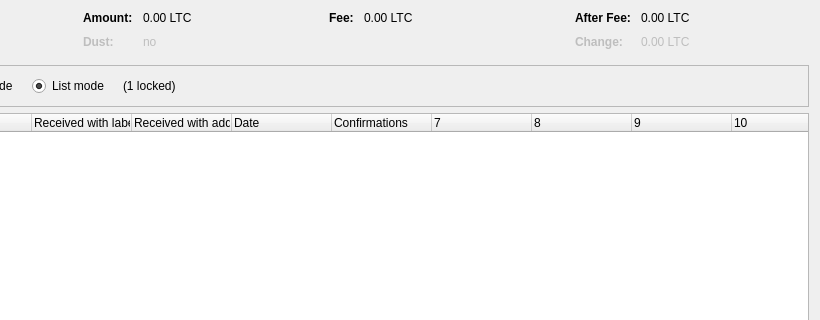
This is src/qt/forms/coincontroldialog.ui in guestroot/SPX as Qt 5 draws it before an edit; both pictures show x 180 to 1000 and y 0 to 320 of the 1000 by 500 pixel window. The edited form follows.
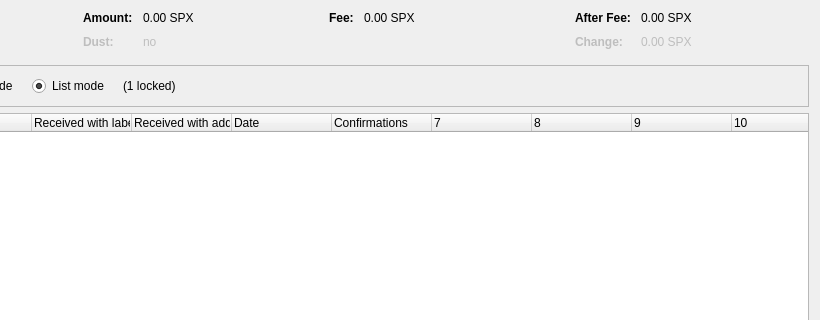
This is the edited form. Custom widgets are drawn as their Qt base class.

Diff of the .ui file:
```diff
--- a/src/qt/forms/coincontroldialog.ui
+++ b/src/qt/forms/coincontroldialog.ui
@@ -132,7 +132,7 @@
           <enum>Qt::ActionsContextMenu</enum>
          </property>
          <property name="text">
-          <string notr="true">0.00 LTC</string>
+          <string notr="true">0.00 SPX</string>
          </property>
          <property name="textInteractionFlags">
           <set>Qt::LinksAccessibleByMouse|Qt::TextSelectableByKeyboard|Qt::TextSelectableByMouse</set>
@@ -212,7 +212,7 @@
           <enum>Qt::ActionsContextMenu</enum>
          </property>
          <property name="text">
-          <string notr="true">0.00 LTC</string>
+          <string notr="true">0.00 SPX</string>
          </property>
          <property name="textInteractionFlags">
           <set>Qt::LinksAccessibleByMouse|Qt::TextSelectableByKeyboard|Qt::TextSelectableByMouse</set>
@@ -257,7 +257,7 @@
           <enum>Qt::ActionsContextMenu</enum>
          </property>
          <property name="text">
-          <string notr="true">0.00 LTC</string>
+          <string notr="true">0.00 SPX</string>
          </property>
          <property name="textInteractionFlags">
           <set>Qt::LinksAccessibleByMouse|Qt::TextSelectableByKeyboard|Qt::TextSelectableByMouse</set>
@@ -292,7 +292,7 @@
           <enum>Qt::ActionsContextMenu</enum>
          </property>
          <property name="text">
-          <string notr="true">0.00 LTC</string>
+          <string notr="true">0.00 SPX</string>
          </property>
          <property name="textInteractionFlags">
           <set>Qt::LinksAccessibleByMouse|Qt::TextSelectableByKeyboard|Qt::TextSelectableByMouse</set>
```
